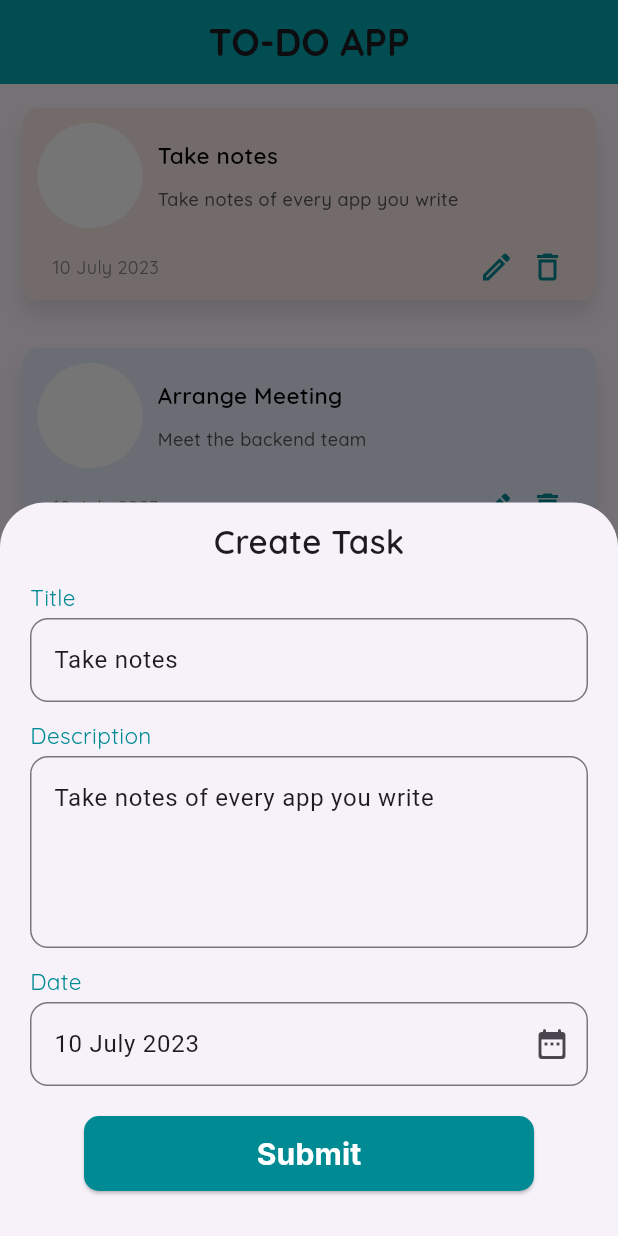
After one commit to vaibhavbkale/flutter_projects, a Flutter app: the ToDoApp screen opened directly, after a tap on the "edit" icon, on a phone screen of 412 x 824 dp. The commit adds this screen. Run offline on Flutter 3.47's test engine with Material 3 defaults, Android fonts, the light colour scheme and no system bars; our stand-ins replace google_fonts.

Commit message:
to_do_app

```diff
--- /dev/null
+++ b/practice_to_do_app/analysis_options.yaml
@@ -0,0 +1 @@
+include: package:flutter_lints/flutter.yaml
--- /dev/null
+++ b/practice_to_do_app/lib/main.dart
@@ -0,0 +1,20 @@
+import 'package:flutter/material.dart';
+
+void main() {
+  runApp(const MainApp());
+}
+
+class MainApp extends StatelessWidget {
+  const MainApp({super.key});
+
+  @override
+  Widget build(BuildContext context) {
+    return const MaterialApp(
+      home: Scaffold(
+        body: Center(
+          child: Text('Hello World!'),
+        ),
+      ),
+    );
+  }
+}
--- /dev/null
+++ b/to_do_app/analysis_options.yaml
@@ -0,0 +1 @@
+include: package:flutter_lints/flutter.yaml
--- /dev/null
+++ b/to_do_app/lib/main.dart
@@ -0,0 +1,17 @@
+import "package:flutter/material.dart";
+import 'package:to_do_app/to_do.dart';
+
+void main() {
+  runApp(const MyApp());
+}
+
+class MyApp extends StatelessWidget {
+  const MyApp({super.key});
+  @override
+  Widget build(BuildContext context) {
+    return const MaterialApp(
+      debugShowCheckedModeBanner: false,
+      home: ToDoApp(),
+    );
+  }
+}
--- /dev/null
+++ b/to_do_app/lib/to_do.dart
@@ -0,0 +1,426 @@
+import 'package:flutter/material.dart';
+import 'package:google_fonts/google_fonts.dart';
+import 'package:intl/intl.dart';
+import 'package:to_do_app/todo_model_class.dart';
+
+class ToDoApp extends StatefulWidget {
+  const ToDoApp({super.key});
+  @override
+  State<ToDoApp> createState() => _ToDoAppState();
+}
+
+class _ToDoAppState extends State<ToDoApp> {
+  ///TEXT EDITING CONTROLLERS
+  TextEditingController dateController = TextEditingController();
+  TextEditingController titleController = TextEditingController();
+  TextEditingController descriptionController = TextEditingController();
+  void showBottomSheet(bool doedit, [ToDoModelClass? toDoModelObj]) {
+    showModalBottomSheet(
+        isScrollControlled: true,
+        shape: const RoundedRectangleBorder(
+          borderRadius: BorderRadius.only(
+            topLeft: Radius.circular(30.0),
+            topRight: Radius.circular(30.0),
+          ),
+        ),
+        isDismissible: true,
+        context: context,
+        builder: (context) {
+          return Padding(
+            padding: EdgeInsets.only(
+              left: 20,
+              right: 20,
+
+              ///TO AVOID THE KEYBOARD OVERLAP THE SCREEN
+              bottom: MediaQuery.of(context).viewInsets.bottom,
+            ),
+            child: Column(
+              mainAxisSize: MainAxisSize.min,
+              children: [
+                const SizedBox(
+                  height: 10,
+                ),
+                Text(
+                  "Create Task",
+                  style: GoogleFonts.quicksand(
+                    fontWeight: FontWeight.w600,
+                    fontSize: 22,
+                  ),
+                ),
+                const SizedBox(
+                  height: 12,
+                ),
+                Column(
+                  crossAxisAlignment: CrossAxisAlignment.start,
+                  mainAxisSize: MainAxisSize.min,
+                  children: [
+                    Text(
+                      "Title",
+                      style: GoogleFonts.quicksand(
+                        color: const Color.fromRGBO(0, 139, 148, 1),
+                        fontWeight: FontWeight.w400,
+                        fontSize: 15,
+                      ),
+                    ),
+                    const SizedBox(
+                      height: 3,
+                    ),
+                    TextField(
+                      controller: titleController,
+                      decoration: InputDecoration(
+                        focusedBorder: OutlineInputBorder(
+                          borderRadius: BorderRadius.circular(12),
+                          borderSide: const BorderSide(
+                            color: Color.fromRGBO(0, 139, 148, 1),
+                          ),
+                        ),
+                        border: OutlineInputBorder(
+                          borderSide:
+                              const BorderSide(color: Colors.purpleAccent),
+                          borderRadius: BorderRadius.circular(12),
+                        ),
+                      ),
+                    ),
+                    const SizedBox(
+                      height: 12,
+                    ),
+                    Text(
+                      "Description",
+                      style: GoogleFonts.quicksand(
+                        color: const Color.fromRGBO(0, 139, 148, 1),
+                        fontWeight: FontWeight.w400,
+                        fontSize: 15,
+                      ),
+                    ),
+                    const SizedBox(
+                      height: 3,
+                    ),
+                    TextField(
+                      controller: descriptionController,
+                      maxLines: 4,
+                      decoration: InputDecoration(
+                        focusedBorder: OutlineInputBorder(
+                          borderRadius: BorderRadius.circular(12),
+                          borderSide: const BorderSide(
+                            color: Color.fromRGBO(0, 139, 148, 1),
+                          ),
+                        ),
+                        border: OutlineInputBorder(
+                          borderSide:
+                              const BorderSide(color: Colors.purpleAccent),
+                          borderRadius: BorderRadius.circular(12),
+                        ),
+                      ),
+                    ),
+                    const SizedBox(
+                      height: 12,
+                    ),
+                    Text(
+                      "Date",
+                      style: GoogleFonts.quicksand(
+                        color: const Color.fromRGBO(0, 139, 148, 1),
+                        fontWeight: FontWeight.w400,
+                        fontSize: 15,
+                      ),
+                    ),
+                    const SizedBox(
+                      height: 3,
+                    ),
+                    TextField(
+                      controller: dateController,
+                      readOnly: true,
+                      decoration: InputDecoration(
+                        suffixIcon: const Icon(Icons.date_range_rounded),
+                        focusedBorder: OutlineInputBorder(
+                          borderRadius: BorderRadius.circular(12),
+                          borderSide: const BorderSide(
+                            color: Color.fromRGBO(0, 139, 148, 1),
+                          ),
+                        ),
+                        border: OutlineInputBorder(
+                          borderSide:
+                              const BorderSide(color: Colors.purpleAccent),
+                          borderRadius: BorderRadius.circular(12),
+                        ),
+                      ),
+                      onTap: () async {
+                        DateTime? pickeddate = await showDatePicker(
+                          context: context,
+                          initialDate: DateTime.now(),
+                          firstDate: DateTime(2024),
+                          lastDate: DateTime(2025),
+                        );
+                        String formatedDate =
+                            DateFormat.yMMMd().format(pickeddate!);
+                        setState(() {
+                          dateController.text = formatedDate;
+                        });
+                      },
+                    ),
+                  ],
+                ),
+                const SizedBox(
+                  height: 20,
+                ),
+                Container(
+                  height: 50,
+                  width: 300,
+                  decoration:
+                      BoxDecoration(borderRadius: BorderRadius.circular(30)),
+                  child: ElevatedButton(
+                    style: ElevatedButton.styleFrom(
+                      shape: RoundedRectangleBorder(
+                        borderRadius: BorderRadius.circular(10),
+                      ),
+                      backgroundColor: const Color.fromRGBO(0, 139, 148, 1),
+                    ),
+                    onPressed: () {
+                      doedit ? submit(doedit, toDoModelObj) : submit(doedit);
+
+                      Navigator.of(context).pop();
+                    },
+                    child: Text(
+                      "Submit",
+                      style: GoogleFonts.inter(
+                        color: Colors.white,
+                        fontWeight: FontWeight.w700,
+                        fontSize: 20,
+                      ),
+                    ),
+                  ),
+                ),
+                const SizedBox(
+                  height: 30,
+                ),
+              ],
+            ),
+          );
+        });
+  }
+
+  var listOfColors = [
+    const Color.fromRGBO(250, 232, 232, 1),
+    const Color.fromRGBO(232, 237, 250, 1),
+    const Color.fromRGBO(250, 249, 232, 1),
+    const Color.fromRGBO(250, 232, 250, 1),
+  ];
+  List<ToDoModelClass> todoList = [
+    ToDoModelClass(
+      title: "Take notes",
+      description: "Take notes of every app you write ",
+      date: "10 July 2023",
+    ),
+    ToDoModelClass(
+      title: "Arrange Meeting ",
+      description: "Meet the backend team ",
+      date: "10 July 2023",
+    ),
+  ];
+  void submit(bool doedit, [ToDoModelClass? toDoModelObj]) {
+    if (titleController.text.trim().isNotEmpty &&
+        descriptionController.text.trim().isNotEmpty &&
+        dateController.text.trim().isNotEmpty) {
+      if (!doedit) {
+        setState(() {
+          todoList.add(
+            ToDoModelClass(
+              title: titleController.text.trim(),
+              description: descriptionController.text.trim(),
+              date: dateController.text.trim(),
+            ),
+          );
+        });
+      } else {
+        setState(() {
+          toDoModelObj!.date = dateController.text.trim();
+          toDoModelObj.title = titleController.text.trim();
+          toDoModelObj.description = descriptionController.text.trim();
+        });
+      }
+    }
+    clearController();
+  }
+
+  ///TO CLEAR ALL THE TEXT EDITING CONTROLLERS
+  void clearController() {
+    titleController.clear();
+    descriptionController.clear();
+    dateController.clear();
+  }
+
+  ///REMOVE NOTES
+  void removeTasks(ToDoModelClass toDoModelObj) {
+    setState(() {
+      todoList.remove(toDoModelObj);
+    });
+  }
+
+  void editTask(ToDoModelClass toDoModelObj) {
+//ASSIGN THE TEXT EDITING CONTROLLERS WITH THE TEXT VALUES AND
+//THEN OPEN THE BOTTOM SHEET
+    titleController.text = toDoModelObj.title;
+    descriptionController.text = toDoModelObj.description;
+    dateController.text = toDoModelObj.date;
+    showBottomSheet(true, toDoModelObj);
+  }
+
+  @override
+  void dispose() {
+    super.dispose();
+    titleController.dispose();
+    dateController.dispose();
+    descriptionController.dispose();
+  }
+
+  @override
+  Widget build(BuildContext context) {
+    return Scaffold(
+      resizeToAvoidBottomInset: true,
+      appBar: AppBar(
+        backgroundColor: const Color.fromRGBO(2, 167, 177, 1),
+        centerTitle: true,
+        title: Text(
+          "TO-DO APP",
+          style: GoogleFonts.quicksand(
+            fontWeight: FontWeight.w700,
+            fontSize: 25,
+          ),
+        ),
+      ),
+      body: ListView.builder(
+        itemCount: todoList.length,
+        itemBuilder: (context, index) {
+          return Padding(
+            padding: const EdgeInsets.symmetric(
+              horizontal: 15,
+              vertical: 16,
+            ),
+            child: Container(
+              decoration: BoxDecoration(
+                color: listOfColors[index % listOfColors.length],
+                boxShadow: const [
+                  BoxShadow(
+                    offset: Offset(0, 10),
+                    color: Color.fromRGBO(0, 0, 0, 0.1),
+                    blurRadius: 10,
+                  )
+                ],
+                borderRadius: BorderRadius.circular(10),
+              ),
+              child: Padding(
+                padding: const EdgeInsets.all(10.0),
+                child: Column(
+                  children: [
+//1
+                    Row(
+                      children: [
+                        Container(
+                          height: 70,
+                          width: 70,
+                          decoration: const BoxDecoration(
+                            color: Colors.white,
+                            shape: BoxShape.circle,
+                          ),
+                          child: Image.asset(
+                            "assets/image.png",
+                          ),
+                        ),
+                        const SizedBox(
+                          width: 10,
+                        ),
+                        Expanded(
+                          child: Column(
+                            crossAxisAlignment: CrossAxisAlignment.start,
+                            children: [
+                              Text(
+                                todoList[index].title,
+                                style: GoogleFonts.quicksand(
+                                  fontWeight: FontWeight.w600,
+                                  fontSize: 15,
+                                  color: const Color.fromRGBO(0, 0, 0, 1),
+                                ),
+                              ),
+                              const SizedBox(
+                                height: 10,
+                              ),
+                              Text(
+                                todoList[index].description,
+                                style: GoogleFonts.quicksand(
+                                  fontSize: 12,
+                                  fontWeight: FontWeight.w500,
+                                  color: const Color.fromRGBO(84, 84, 84, 1),
+                                ),
+                              ),
+                            ],
+                          ),
+                        ),
+                      ],
+                    ),
+                    const SizedBox(
+                      height: 14.0,
+                    ),
+//2
+                    Padding(
+                      padding: const EdgeInsets.only(left: 10.0, right: 10.0),
+                      child: Row(
+                        children: [
+                          Text(
+                            todoList[index].date,
+                            style: GoogleFonts.quicksand(
+                              fontSize: 12,
+                              fontWeight: FontWeight.w400,
+                              color: const Color.fromRGBO(132, 132, 132, 1),
+                            ),
+                          ),
+                          const Spacer(),
+                          Row(
+                            mainAxisAlignment: MainAxisAlignment.end,
+                            children: [
+                              GestureDetector(
+                                onTap: () {
+                                  editTask(todoList[index]);
+                                },
+                                child: const Icon(
+                                  Icons.edit_outlined,
+                                  color: Color.fromRGBO(0, 139, 148, 1),
+                                ),
+                              ),
+                              const SizedBox(
+                                width: 10,
+                              ),
+                              GestureDetector(
+                                onTap: () {
+                                  removeTasks(todoList[index]);
+                                },
+                                child: const Icon(
+                                  Icons.delete_outline,
+                                  color: Color.fromRGBO(0, 139, 148, 1),
+                                ),
+                              )
+                            ],
+                          ),
+                        ],
+                      ),
+                    ),
+                  ],
+                ),
+              ),
+            ),
+          );
+        },
+      ),
+      floatingActionButton: FloatingActionButton(
+        backgroundColor: const Color.fromRGBO(0, 139, 148, 1),
+        onPressed: () {
+          clearController();
+          showBottomSheet(false);
+        },
+        child: const Icon(
+          size: 50,
+          Icons.add,
+          color: Colors.white,
+        ),
+      ),
+    );
+  }
+}
--- /dev/null
+++ b/to_do_app/lib/todo_model_class.dart
@@ -0,0 +1,10 @@
+class ToDoModelClass {
+  String title;
+  String description;
+  String date;
+  ToDoModelClass({
+    required this.title,
+    required this.description,
+    required this.date,
+  });
+}
```
Also changed, not shown: practice_to_do_app/pubspec.yaml (added, +19 -0 lines), quize_app/lib/quize.dart (+28 -5 lines), to_do_app/pubspec.yaml (added, +21 -0 lines), practice_to_do_app/pubspec.lock (added), to_do_app/pubspec.lock (added), 246 other files.
